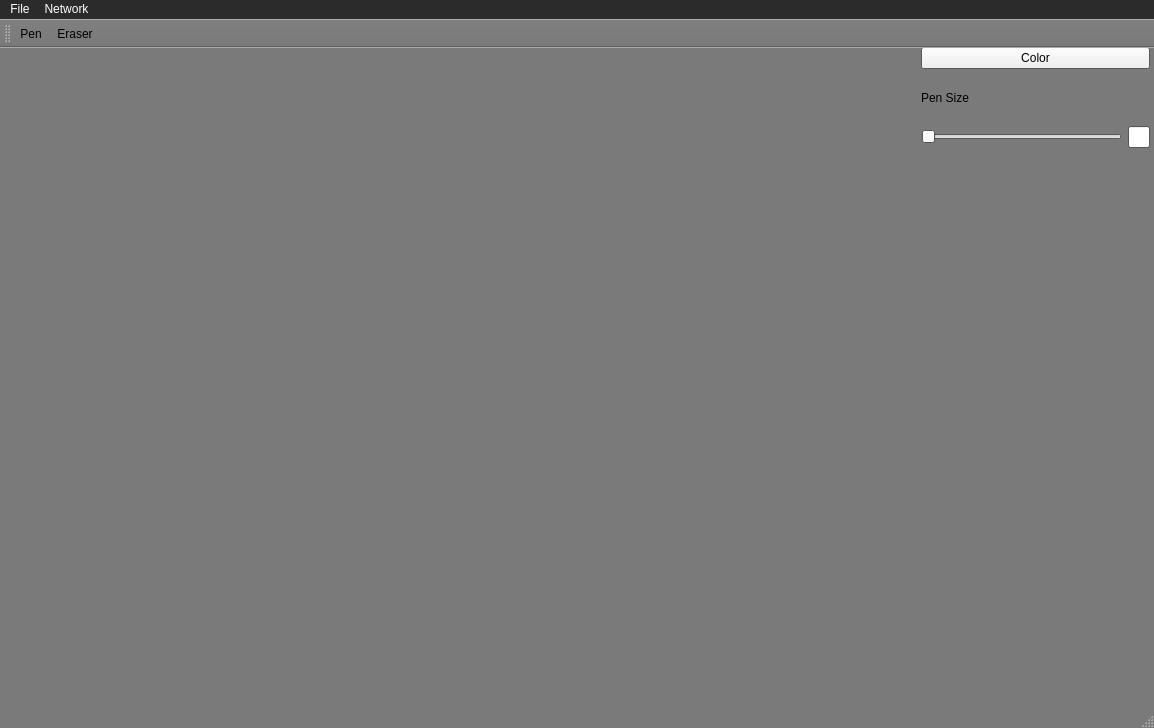
moonsunghyo/C-_project, file ClientProgram/PaintBoardForLecture/mainwindow.ui: the form before one commit.
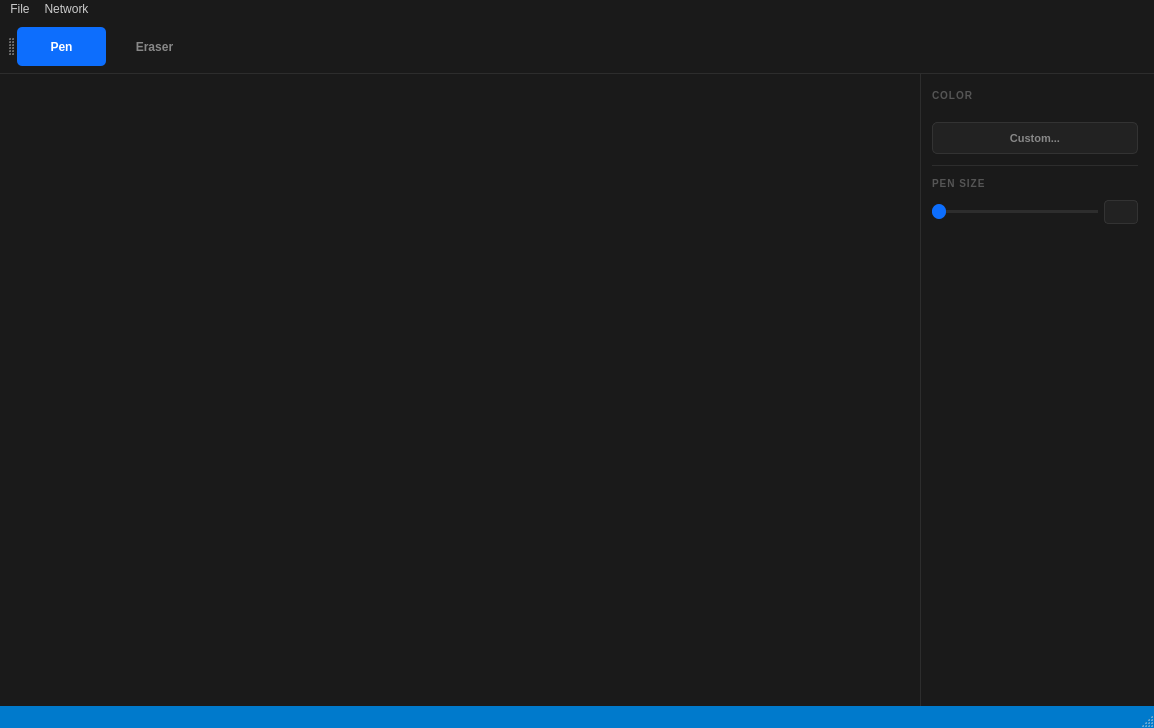
The form after the commit.

Commit message: PaintBoard UI/기능 업데이트 및 구 클라이언트 파일 삭제

The edit to the form file:
```diff
--- a/ClientProgram/PaintBoardForLecture/mainwindow.ui
+++ b/ClientProgram/PaintBoardForLecture/mainwindow.ui
@@ -34,9 +34,9 @@
      <colorrole role="Window">
       <brush brushstyle="SolidPattern">
        <color alpha="255">
-        <red>122</red>
-        <green>122</green>
-        <blue>122</blue>
+        <red>26</red>
+        <green>26</green>
+        <blue>26</blue>
        </color>
       </brush>
      </colorrole>
@@ -63,9 +63,9 @@
      <colorrole role="Window">
       <brush brushstyle="SolidPattern">
        <color alpha="255">
-        <red>122</red>
-        <green>122</green>
-        <blue>122</blue>
+        <red>26</red>
+        <green>26</green>
+        <blue>26</blue>
        </color>
       </brush>
      </colorrole>
@@ -83,18 +83,18 @@
      <colorrole role="Base">
       <brush brushstyle="SolidPattern">
        <color alpha="255">
-        <red>122</red>
-        <green>122</green>
-        <blue>122</blue>
+        <red>37</red>
+        <green>37</green>
+        <blue>38</blue>
        </color>
       </brush>
      </colorrole>
      <colorrole role="Window">
       <brush brushstyle="SolidPattern">
        <color alpha="255">
-        <red>122</red>
-        <green>122</green>
-        <blue>122</blue>
+        <red>37</red>
+        <green>37</green>
+        <blue>38</blue>
        </color>
       </brush>
      </colorrole>
@@ -102,7 +102,146 @@
    </palette>
   </property>
   <property name="windowTitle">
-   <string>MainWindow</string>
+   <string>PaintBoard</string>
+  </property>
+  <property name="styleSheet">
+   <string notr="true">
+/* ── Toolbar ─────────────────────────────────── */
+QToolBar {
+    background-color: #1a1a1a;
+    border: none;
+    border-bottom: 1px solid #2d2d2d;
+    spacing: 4px;
+    padding: 3px 8px;
+}
+
+QToolBar QToolButton {
+    background-color: transparent;
+    color: #888888;
+    border: none;
+    border-radius: 5px;
+    padding: 5px 16px;
+    font-size: 12px;
+    font-weight: 600;
+    min-width: 54px;
+    min-height: 26px;
+}
+
+QToolBar QToolButton:hover {
+    background-color: #2d2d2d;
+    color: #e0e0e0;
+}
+
+QToolBar QToolButton:checked {
+    background-color: #0d6efd;
+    color: #ffffff;
+}
+
+/* ── Side panel ──────────────────────────────── */
+#sidePanelWidget {
+    background-color: #1a1a1a;
+    border-left: 1px solid #2d2d2d;
+}
+
+/* ── Section labels ──────────────────────────── */
+QLabel {
+    color: #555555;
+    font-size: 10px;
+    font-weight: 700;
+    letter-spacing: 1px;
+}
+
+/* ── Color picker button ─────────────────────── */
+#colorPickerButton {
+    background-color: #222222;
+    color: #888888;
+    border: 1px solid #333333;
+    border-radius: 5px;
+    font-size: 11px;
+    font-weight: 600;
+    min-height: 30px;
+    text-align: center;
+}
+
+#colorPickerButton:hover {
+    background-color: #2a2a2a;
+    border-color: #555555;
+    color: #cccccc;
+}
+
+/* ── Separator ───────────────────────────────── */
+QFrame#separator {
+    color: #2d2d2d;
+}
+
+/* ── Line edit ───────────────────────────────── */
+QLineEdit {
+    background-color: #222222;
+    color: #cccccc;
+    border: 1px solid #333333;
+    border-radius: 4px;
+    padding: 3px 6px;
+    font-size: 12px;
+    selection-background-color: #0d6efd;
+}
+
+QLineEdit:focus {
+    border-color: #0d6efd;
+}
+
+/* ── Slider ──────────────────────────────────── */
+QSlider::groove:horizontal {
+    height: 3px;
+    background: #2d2d2d;
+    border-radius: 2px;
+    margin: 0;
+}
+
+QSlider::handle:horizontal {
+    background: #0d6efd;
+    border: none;
+    width: 14px;
+    height: 14px;
+    margin: -6px 0;
+    border-radius: 7px;
+}
+
+QSlider::handle:horizontal:hover {
+    background: #5aabff;
+}
+
+QSlider::sub-page:horizontal {
+    background: #0d6efd;
+    border-radius: 2px;
+    height: 3px;
+}
+
+/* ── Status bar ──────────────────────────────── */
+QStatusBar {
+    background-color: #007acc;
+    color: #ffffff;
+    font-size: 11px;
+    padding: 1px 8px;
+}
+
+/* ── Menus ───────────────────────────────────── */
+QMenu {
+    background-color: #1e1e1e;
+    color: #cccccc;
+    border: 1px solid #333333;
+    padding: 4px 0;
+}
+
+QMenu::item {
+    padding: 6px 20px;
+    font-size: 12px;
+}
+
+QMenu::item:selected {
+    background-color: #0d6efd;
+    color: #ffffff;
+}
+   </string>
   </property>
   <widget class="QWidget" name="centralwidget">
    <widget class="QWidget" name="horizontalLayoutWidget">
@@ -115,27 +254,85 @@
      </rect>
     </property>
     <layout class="QHBoxLayout" name="horizontalLayout" stretch="8,2">
+     <property name="spacing">
+      <number>0</number>
+     </property>
+     <property name="leftMargin">
+      <number>0</number>
+     </property>
+     <property name="topMargin">
+      <number>0</number>
+     </property>
+     <property name="rightMargin">
+      <number>0</number>
+     </property>
+     <property name="bottomMargin">
+      <number>0</number>
+     </property>
      <item>
       <widget class="QWidget" name="canvasContainer" native="true"/>
      </item>
      <item>
-      <layout class="QVBoxLayout" name="sidePanel" stretch="4,1,3,12">
+      <widget class="QWidget" name="sidePanelWidget" native="true">
+       <layout class="QVBoxLayout" name="sidePanel">
+        <property name="spacing">
+         <number>10</number>
+        </property>
+        <property name="leftMargin">
+         <number>12</number>
+        </property>
+        <property name="topMargin">
+         <number>16</number>
+        </property>
+        <property name="rightMargin">
+         <number>12</number>
+        </property>
+        <property name="bottomMargin">
+         <number>16</number>
+        </property>
+        <item>
+         <widget class="QLabel" name="colorLabel">
+          <property name="text">
+           <string>COLOR</string>
+          </property>
+         </widget>
+        </item>
+        <item>
+         <widget class="QWidget" name="colorSwatchContainer">
+          <property name="minimumHeight">
+           <number>80</number>
+          </property>
+         </widget>
+        </item>
        <item>
         <widget class="QPushButton" name="colorPickerButton">
          <property name="text">
-          <string>Color</string>
+           <string>Custom...</string>
+          </property>
+         </widget>
+        </item>
+        <item>
+         <widget class="QFrame" name="separator">
+          <property name="frameShape">
+           <enum>QFrame::HLine</enum>
+          </property>
+          <property name="frameShadow">
+           <enum>QFrame::Plain</enum>
          </property>
         </widget>
        </item>
        <item>
         <widget class="QLabel" name="label_2">
          <property name="text">
-          <string>Pen Size</string>
+           <string>PEN SIZE</string>
          </property>
         </widget>
        </item>
        <item>
         <layout class="QHBoxLayout" name="penSizeEditArea" stretch="9,1">
+          <property name="spacing">
+           <number>6</number>
+          </property>
          <item>
           <widget class="QSlider" name="penSlider">
            <property name="orientation">
@@ -162,6 +359,7 @@
         </spacer>
        </item>
       </layout>
+      </widget>
      </item>
     </layout>
    </widget>
@@ -190,9 +388,9 @@
       <colorrole role="Button">
        <brush brushstyle="SolidPattern">
         <color alpha="255">
-         <red>43</red>
-         <green>43</green>
-         <blue>43</blue>
+         <red>26</red>
+         <green>26</green>
+         <blue>26</blue>
         </color>
        </brush>
       </colorrole>
@@ -217,18 +415,18 @@
       <colorrole role="Base">
        <brush brushstyle="SolidPattern">
         <color alpha="255">
-         <red>43</red>
-         <green>43</green>
-         <blue>43</blue>
+         <red>26</red>
+         <green>26</green>
+         <blue>26</blue>
         </color>
        </brush>
       </colorrole>
       <colorrole role="Window">
        <brush brushstyle="SolidPattern">
         <color alpha="255">
-         <red>43</red>
-         <green>43</green>
-         <blue>43</blue>
+         <red>26</red>
+         <green>26</green>
+         <blue>26</blue>
         </color>
        </brush>
       </colorrole>
@@ -255,9 +453,9 @@
       <colorrole role="Button">
        <brush brushstyle="SolidPattern">
         <color alpha="255">
-         <red>43</red>
-         <green>43</green>
-         <blue>43</blue>
+         <red>26</red>
+         <green>26</green>
+         <blue>26</blue>
         </color>
        </brush>
       </colorrole>
@@ -282,18 +480,18 @@
       <colorrole role="Base">
        <brush brushstyle="SolidPattern">
         <color alpha="255">
-         <red>43</red>
-         <green>43</green>
-         <blue>43</blue>
+         <red>26</red>
+         <green>26</green>
+         <blue>26</blue>
         </color>
        </brush>
       </colorrole>
       <colorrole role="Window">
        <brush brushstyle="SolidPattern">
         <color alpha="255">
-         <red>43</red>
-         <green>43</green>
-         <blue>43</blue>
+         <red>26</red>
+         <green>26</green>
+         <blue>26</blue>
         </color>
        </brush>
       </colorrole>
@@ -320,9 +518,9 @@
       <colorrole role="Button">
        <brush brushstyle="SolidPattern">
         <color alpha="255">
-         <red>43</red>
-         <green>43</green>
-         <blue>43</blue>
+         <red>26</red>
+         <green>26</green>
+         <blue>26</blue>
         </color>
        </brush>
       </colorrole>
@@ -347,18 +545,18 @@
       <colorrole role="Base">
        <brush brushstyle="SolidPattern">
         <color alpha="255">
-         <red>43</red>
-         <green>43</green>
-         <blue>43</blue>
+         <red>26</red>
+         <green>26</green>
+         <blue>26</blue>
         </color>
        </brush>
       </colorrole>
       <colorrole role="Window">
        <brush brushstyle="SolidPattern">
         <color alpha="255">
-         <red>43</red>
-         <green>43</green>
-         <blue>43</blue>
+         <red>26</red>
+         <green>26</green>
+         <blue>26</blue>
         </color>
        </brush>
       </colorrole>
@@ -376,12 +574,19 @@
    </property>
    <property name="styleSheet">
     <string notr="true">QMenuBar {
-    background-color: #2b2b2b;  /* 원하는 색으로 변경 */
-    color: white;
+    background-color: #1a1a1a;
+    color: #cccccc;
+    font-size: 12px;
 }
 
 QMenuBar::item:selected {
-    background-color: #3c3c3c;  /* 마우스 올렸을 때 색 */
+    background-color: #2d2d2d;
+    color: #ffffff;
+}
+
+QMenuBar::item:pressed {
+    background-color: #0d6efd;
+    color: #ffffff;
 }</string>
    </property>
    <widget class="QMenu" name="menuFile">
@@ -422,6 +627,12 @@
    <property name="text">
     <string>Pen</string>
    </property>
+   <property name="checkable">
+    <bool>true</bool>
+   </property>
+   <property name="checked">
+    <bool>true</bool>
+   </property>
    <property name="menuRole">
     <enum>QAction::MenuRole::NoRole</enum>
    </property>
```
Left out of the diff: 5 changed lines with no effect on the pictures. Lines whose indentation alone changed are shown as unchanged. The commit also changes 6 other files.
